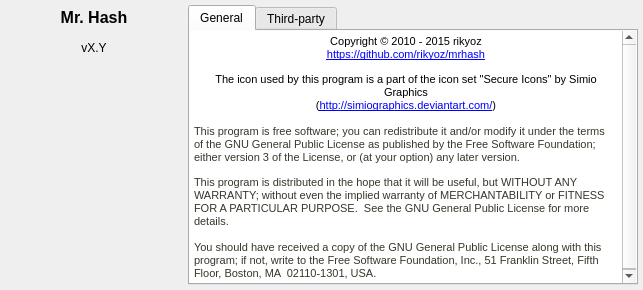
The window that ui/about.ui (rikyoz/MrHash) describes before a commit, drawn with Qt 5.
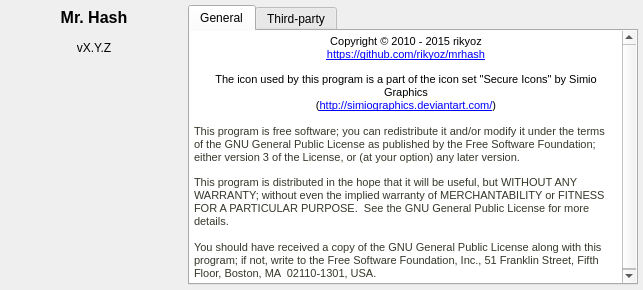
The same window after the commit. Icons and pictures are not drawn.

The edit to the form file:
```diff
--- a/ui/about.ui
+++ b/ui/about.ui
@@ -190,7 +190,7 @@
       </size>
      </property>
      <property name="text">
-      <string>vX.Y</string>
+      <string>vX.Y.Z</string>
      </property>
      <property name="alignment">
       <set>Qt::AlignCenter</set>
```
